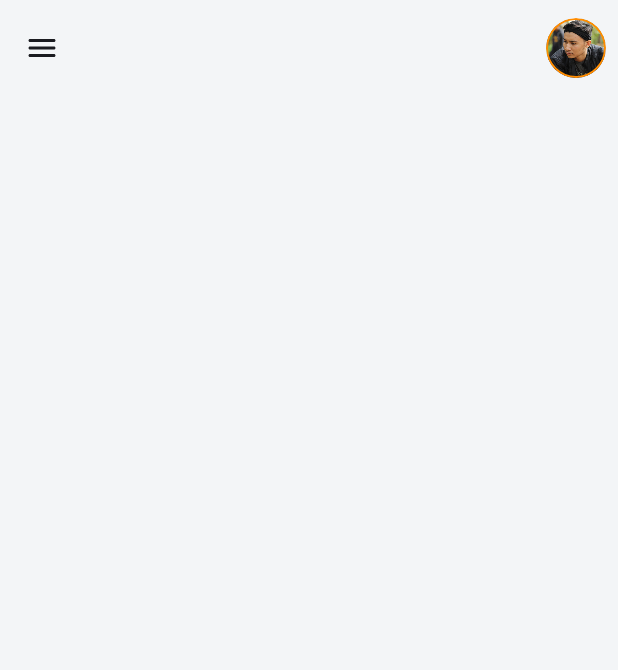
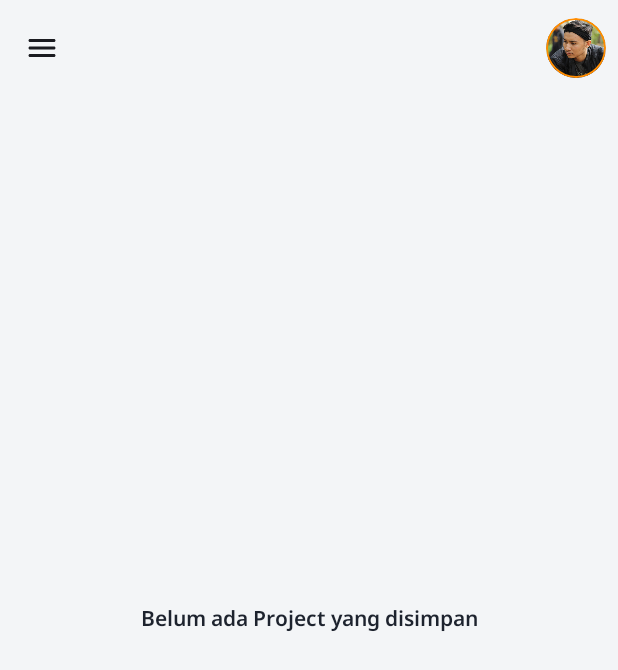
Before and after one commit to ryhn7/Proffera, an Android app built with Jetpack Compose: the BookmarksScreen screen opened through its navigation route, on a phone screen of 412 x 824 dp. Shown: the top 670 px of the screen. Run offline under Robolectric (Android 15) with nearby library versions, the phone set to English and light mode, and no system bars; our stand-ins replace Dagger/Hilt's generated code, Room's generated code, livedata-compose; libraries missing offline, so code that uses them is left out: com.chuckerteam.chucker; 3 statements that could not run were skipped.

Commit message:
for dicoding compose submission

```diff
--- a/app/src/main/java/com/example/proffera/ui/components/navigation/MainRoute.kt
+++ b/app/src/main/java/com/example/proffera/ui/components/navigation/MainRoute.kt
@@ -20,7 +20,9 @@ fun NavGraphBuilder.mainGraph(drawerState: DrawerState, navController: NavContro
             })
         }
         composable(MainScreen.BookmarksScreen.name) {
-            BookmarksScreen(drawerState)
+            BookmarksScreen(drawerState, navigateToDetail = { projectId ->
+                navController.navigate(Screen.DetailScreen.createRoute(projectId))
+            })
         }
 
         composable(
--- a/app/src/main/java/com/example/proffera/ui/screen/bookmarks/BookmarksScreen.kt
+++ b/app/src/main/java/com/example/proffera/ui/screen/bookmarks/BookmarksScreen.kt
@@ -9,11 +9,15 @@ import androidx.compose.foundation.layout.Box
 import androidx.compose.foundation.layout.fillMaxSize
 import androidx.compose.foundation.layout.padding
 import androidx.compose.foundation.lazy.LazyColumn
+import androidx.compose.foundation.lazy.LazyListState
 import androidx.compose.foundation.lazy.itemsIndexed
 import androidx.compose.foundation.lazy.rememberLazyListState
 import androidx.compose.material3.DrawerState
+import androidx.compose.material3.MaterialTheme
 import androidx.compose.material3.Scaffold
+import androidx.compose.material3.Text
 import androidx.compose.runtime.*
+import androidx.compose.ui.Alignment
 import androidx.compose.ui.Modifier
 import androidx.compose.ui.platform.LocalContext
 import androidx.compose.ui.unit.dp
@@ -26,7 +30,8 @@ import com.example.proffera.ui.theme.WhiteSmoke
 @Composable
 fun BookmarksScreen(
     drawerState: DrawerState,
-    bookmarksViewModel: BookmarksViewModel = hiltViewModel()
+    bookmarksViewModel: BookmarksViewModel = hiltViewModel(),
+    navigateToDetail: (String) -> Unit
 ) {
 
     val scrollState = rememberLazyListState()
@@ -70,8 +75,32 @@ fun BookmarksScreen(
                 .fillMaxSize()
                 .background(WhiteSmoke)
         ) {
-            val bookmarkedProcurements by bookmarksViewModel.bookmarkedProcurements.collectAsState()
+          BookmarkContent(scrollState = scrollState,
+              onClickDetail = navigateToDetail, bookmarksViewModel)
+        }
+    }
+}
 
+@Composable
+fun BookmarkContent(
+    scrollState: LazyListState,
+    onClickDetail: (String) -> Unit = {},
+    viewModel: BookmarksViewModel = hiltViewModel(),
+) {
+    val bookmarkedProcurements by viewModel.bookmarkedProcurements.collectAsState()
+
+    if (bookmarkedProcurements.isEmpty()) {
+        Box(
+            modifier = Modifier.fillMaxSize(),
+            contentAlignment = Alignment.Center
+        ) {
+            Text(
+                text = "Belum ada Project yang disimpan",
+                style = MaterialTheme.typography.titleMedium,
+                modifier = Modifier.padding(16.dp)
+            )
+        }
+    } else {
         LazyColumn(
             verticalArrangement = Arrangement.spacedBy(16.dp),
             modifier = Modifier
@@ -101,10 +130,10 @@ fun BookmarksScreen(
                     projectStatus = projectStatus,
                     projectDuration = projectDuration,
                     isBookmarked = isBookmarked,
-                        onBookmarkClick = { /*TODO*/ }
+                    onBookmarkClick = { /*TODO*/ },
                 )
             }
         }
     }
+
 }
-}
--- a/app/src/main/res/layout/activity_about_page.xml
+++ b/app/src/main/res/layout/activity_about_page.xml
@@ -1,6 +1,5 @@
 <?xml version="1.0" encoding="utf-8"?>
 <RelativeLayout xmlns:android="http://schemas.android.com/apk/res/android"
-    xmlns:app="http://schemas.android.com/apk/res-auto"
     xmlns:tools="http://schemas.android.com/tools"
     android:layout_width="match_parent"
     android:layout_height="match_parent"
```
Lines whose indentation alone changed are shown as unchanged.
